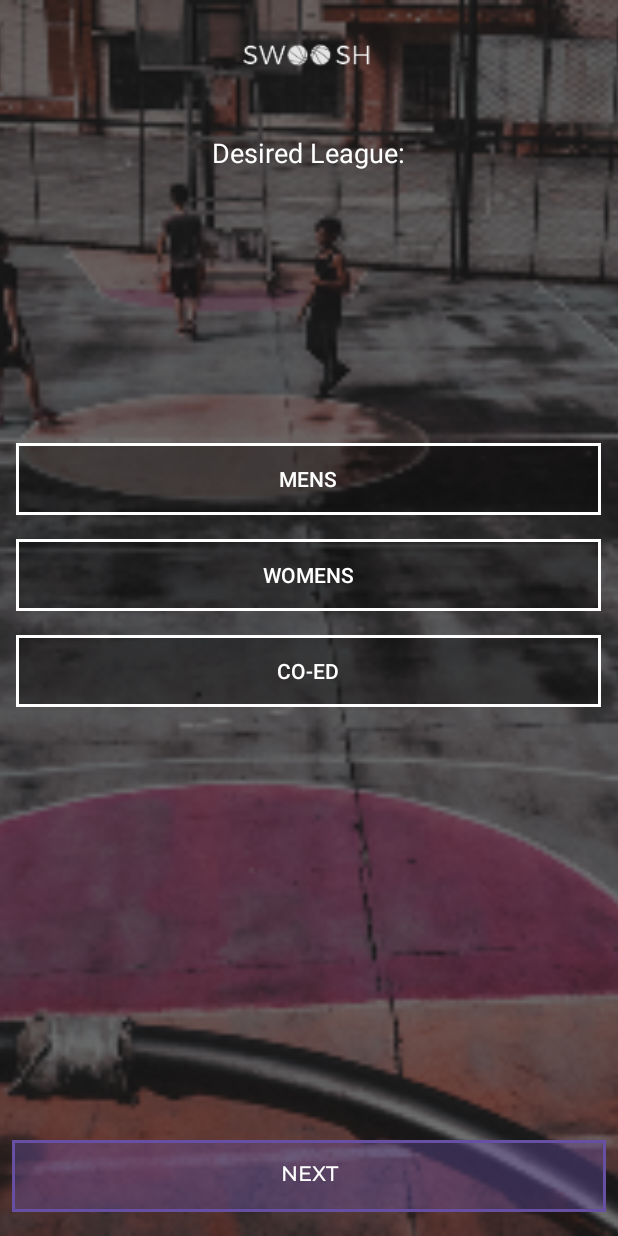
After one commit to ShubhamKashyap45/Swoosh, an Android app: the LeagueActivity screen opened directly, with no data from a screen before it, on a phone screen of 412 x 824 dp. The commit adds this screen. Run offline under Robolectric (Android 15) with nearby library versions, the phone set to English and light mode, and no system bars.

Commit message:
lesson 2

```diff
--- a/app/src/main/AndroidManifest.xml
+++ b/app/src/main/AndroidManifest.xml
@@ -13,6 +13,9 @@
         android:theme="@style/Theme.Swoosh"
         tools:targetApi="31">
         <activity
+            android:name=".LeagueActivity"
+            android:exported="false" />
+        <activity
             android:name=".MainActivity"
             android:exported="true">
             <intent-filter>
@@ -21,6 +24,7 @@
                 <category android:name="android.intent.category.LAUNCHER" />
             </intent-filter>
         </activity>
+
         <meta-data
             android:name="preloaded_fonts"
             android:resource="@array/preloaded_fonts" />
--- /dev/null
+++ b/app/src/main/java/com/example/swoosh/LeagueActivity.kt
@@ -0,0 +1,20 @@
+package com.example.swoosh
+
+import android.os.Bundle
+import androidx.activity.enableEdgeToEdge
+import androidx.appcompat.app.AppCompatActivity
+import androidx.core.view.ViewCompat
+import androidx.core.view.WindowInsetsCompat
+
+class LeagueActivity : AppCompatActivity() {
+    override fun onCreate(savedInstanceState: Bundle?) {
+        super.onCreate(savedInstanceState)
+        enableEdgeToEdge()
+        setContentView(R.layout.activity_league)
+        ViewCompat.setOnApplyWindowInsetsListener(findViewById(R.id.main)) { v, insets ->
+            val systemBars = insets.getInsets(WindowInsetsCompat.Type.systemBars())
+            v.setPadding(systemBars.left, systemBars.top, systemBars.right, systemBars.bottom)
+            insets
+        }
+    }
+}
--- /dev/null
+++ b/app/src/main/res/drawable/swoosh_button_checked.xml
@@ -0,0 +1,9 @@
+<?xml version="1.0" encoding="utf-8"?>
+<shape
+    xmlns:android="http://schemas.android.com/apk/res/android">
+    <solid android:color="#592C3F" />
+    <stroke
+        android:color="@android:color/white"
+        android:width="3dp" />
+
+</shape>
--- /dev/null
+++ b/app/src/main/res/drawable/swoosh_toggle.xml
@@ -0,0 +1,7 @@
+<?xml version="1.0" encoding="utf-8"?>
+<selector xmlns:android="http://schemas.android.com/apk/res/android">
+    <item android:state_checked="true"
+        android:drawable="@drawable/swoosh_button_checked" />
+    <item android:state_checked="false"
+        android:drawable="@drawable/swoosh_button" />
+</selector>
--- /dev/null
+++ b/app/src/main/res/layout/activity_league.xml
@@ -0,0 +1,115 @@
+<?xml version="1.0" encoding="utf-8"?>
+<androidx.constraintlayout.widget.ConstraintLayout xmlns:android="http://schemas.android.com/apk/res/android"
+    xmlns:app="http://schemas.android.com/apk/res-auto"
+    xmlns:tools="http://schemas.android.com/tools"
+    android:id="@+id/main"
+    android:layout_width="match_parent"
+    android:layout_height="match_parent"
+    tools:context=".LeagueActivity">
+
+    <ImageView
+        android:id="@+id/imageView3"
+        android:layout_width="0dp"
+        android:layout_height="0dp"
+        android:scaleType="centerCrop"
+        app:layout_constraintBottom_toBottomOf="parent"
+        app:layout_constraintEnd_toEndOf="parent"
+        app:layout_constraintHorizontal_bias="0.0"
+        app:layout_constraintStart_toStartOf="parent"
+        app:layout_constraintTop_toTopOf="parent"
+        app:layout_constraintVertical_bias="0.0"
+        app:srcCompat="@drawable/desiredleaguebg" />
+
+    <ImageView
+        android:id="@+id/imageView2"
+        android:layout_width="88dp"
+        android:layout_height="25dp"
+        android:layout_marginTop="24dp"
+        android:scaleType="fitCenter"
+        app:layout_constraintEnd_toEndOf="parent"
+        app:layout_constraintHorizontal_bias="0.498"
+        app:layout_constraintStart_toStartOf="parent"
+        app:layout_constraintTop_toTopOf="parent"
+        app:srcCompat="@drawable/swooshlogo" />
+
+    <TextView
+        android:id="@+id/textView4"
+        android:layout_width="wrap_content"
+        android:layout_height="wrap_content"
+        android:layout_marginTop="40dp"
+        android:text="Desired League:"
+        android:textColor="@color/white"
+        android:textSize="18sp"
+        app:layout_constraintEnd_toEndOf="parent"
+        app:layout_constraintHorizontal_bias="0.498"
+        app:layout_constraintStart_toStartOf="parent"
+        app:layout_constraintTop_toBottomOf="@+id/imageView2" />
+
+    <LinearLayout
+        android:id="@+id/linearLayout"
+        android:layout_width="390dp"
+        android:layout_height="wrap_content"
+        android:layout_marginStart="16dp"
+        android:layout_marginLeft="16dp"
+        android:layout_marginTop="8dp"
+        android:layout_marginEnd="16dp"
+        android:layout_marginRight="16dp"
+        android:orientation="vertical"
+        app:layout_constraintBottom_toTopOf="@+id/button2"
+        app:layout_constraintEnd_toEndOf="parent"
+        app:layout_constraintHorizontal_bias="0.545"
+        app:layout_constraintStart_toStartOf="parent"
+        app:layout_constraintTop_toBottomOf="@+id/textView4"
+        app:layout_constraintVertical_bias="0.375">
+
+        <ToggleButton
+            android:id="@+id/toggleButton2"
+            android:layout_width="match_parent"
+            android:layout_height="wrap_content"
+            android:background="@drawable/swoosh_toggle"
+            android:text="Mens"
+            android:textColor="@color/white"
+            android:textOff="Mens"
+            android:textOn="Mens" />
+
+        <ToggleButton
+            android:id="@+id/toggleButton3"
+            android:layout_width="match_parent"
+            android:layout_height="wrap_content"
+            android:layout_marginTop="16dp"
+            android:layout_marginBottom="16dp"
+            android:background="@drawable/swoosh_toggle"
+            android:text="Womens"
+            android:textColor="@color/white"
+            android:textOff="Womens"
+            android:textOn="Womens" />
+
+        <ToggleButton
+            android:id="@+id/toggleButton4"
+            android:layout_width="match_parent"
+            android:layout_height="wrap_content"
+            android:background="@drawable/swoosh_toggle"
+            android:text="Co-Ed"
+            android:textColor="@color/white"
+            android:textOff="Co-Ed"
+            android:textOn="Co-Ed" />
+    </LinearLayout>
+
+    <Button
+        android:id="@+id/button2"
+        android:layout_width="0dp"
+        android:layout_height="wrap_content"
+        android:layout_marginStart="8dp"
+        android:layout_marginLeft="8dp"
+        android:layout_marginEnd="8dp"
+        android:layout_marginRight="8dp"
+        android:layout_marginBottom="16dp"
+        android:background="@drawable/swoosh_button"
+        android:fontFamily="@font/montserrat_medium"
+        android:text="NEXT"
+        android:textColor="@color/white"
+        app:layout_constraintBottom_toBottomOf="@+id/imageView3"
+        app:layout_constraintEnd_toEndOf="parent"
+        app:layout_constraintStart_toStartOf="parent" />
+
+</androidx.constraintlayout.widget.ConstraintLayout>
--- a/app/src/main/res/layout/activity_main.xml
+++ b/app/src/main/res/layout/activity_main.xml
@@ -17,7 +17,7 @@
         app:layout_constraintHorizontal_bias="0.0"
         app:layout_constraintStart_toStartOf="parent"
         app:layout_constraintTop_toTopOf="parent"
-        app:layout_constraintVertical_bias="0.0"
+        app:layout_constraintVertical_bias="1.0"
         app:srcCompat="@drawable/welcomescreenbg" />
 
     <ImageView
@@ -46,21 +46,23 @@
 
     <TextView
         android:id="@+id/textView2"
-        android:layout_width="214dp"
-        android:layout_height="31dp"
+        android:layout_width="229dp"
+        android:layout_height="42dp"
         android:fontFamily="@font/montserrat_medium"
         android:text="ON GOING ALL OUT"
         android:textColor="@color/white"
         android:textSize="22sp"
         android:textStyle="bold"
-        tools:layout_editor_absoluteX="98dp"
-        tools:layout_editor_absoluteY="205dp" />
+        app:layout_constraintEnd_toEndOf="parent"
+        app:layout_constraintHorizontal_bias="0.497"
+        app:layout_constraintStart_toStartOf="parent"
+        app:layout_constraintTop_toBottomOf="@+id/textView" />
 
     <TextView
         android:id="@+id/textView3"
         android:layout_width="223dp"
         android:layout_height="41dp"
-        android:layout_marginTop="40dp"
+        android:layout_marginTop="128dp"
         android:fontFamily="@font/montserrat_medium"
         android:gravity="center_horizontal"
         android:singleLine="false"
```
